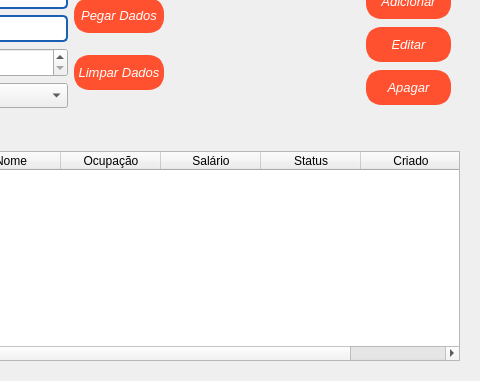
First picture: the form in view/components/Employees.ui, repository Wth10/System-Programmer, before the edit; both pictures show x 160 to 640 and y 99 to 480 of the 640 by 480 pixel window.
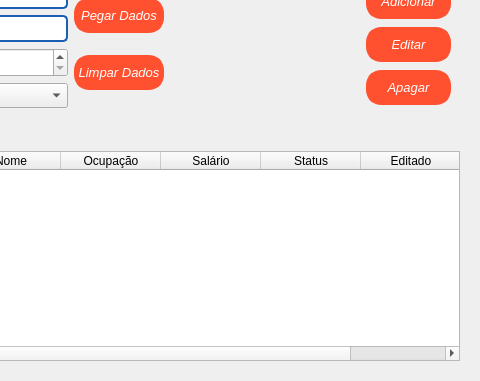
Second picture: the form after the edit. Icons and pictures are not drawn.

```diff
--- a/view/components/Employees.ui
+++ b/view/components/Employees.ui
@@ -442,6 +442,15 @@
       </item>
       <item>
        <widget class="QTableWidget" name="Table">
+        <property name="layoutDirection">
+         <enum>Qt::LeftToRight</enum>
+        </property>
+        <property name="styleSheet">
+         <string notr="true"/>
+        </property>
+        <property name="sizeAdjustPolicy">
+         <enum>QAbstractScrollArea::AdjustIgnored</enum>
+        </property>
         <property name="editTriggers">
          <set>QAbstractItemView::SelectedClicked</set>
         </property>
@@ -487,7 +496,7 @@
         </column>
         <column>
          <property name="text">
-          <string>Criado</string>
+          <string>Editado</string>
          </property>
         </column>
        </widget>
```
